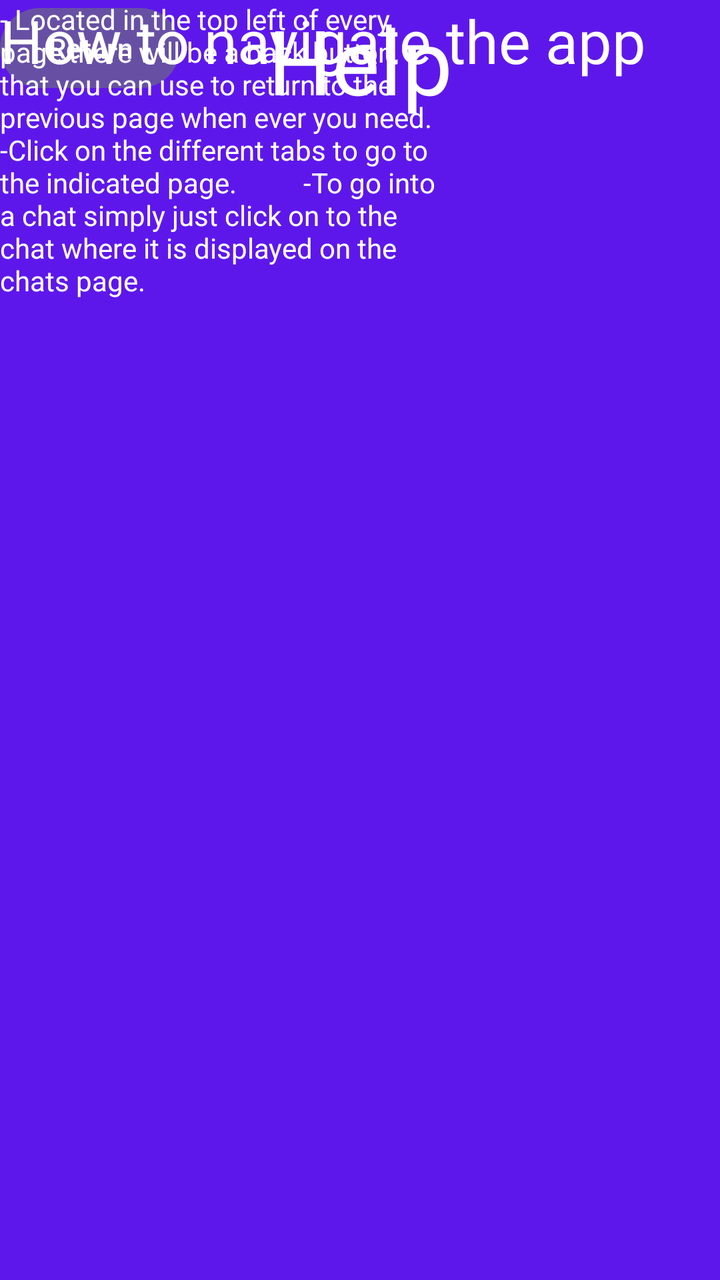
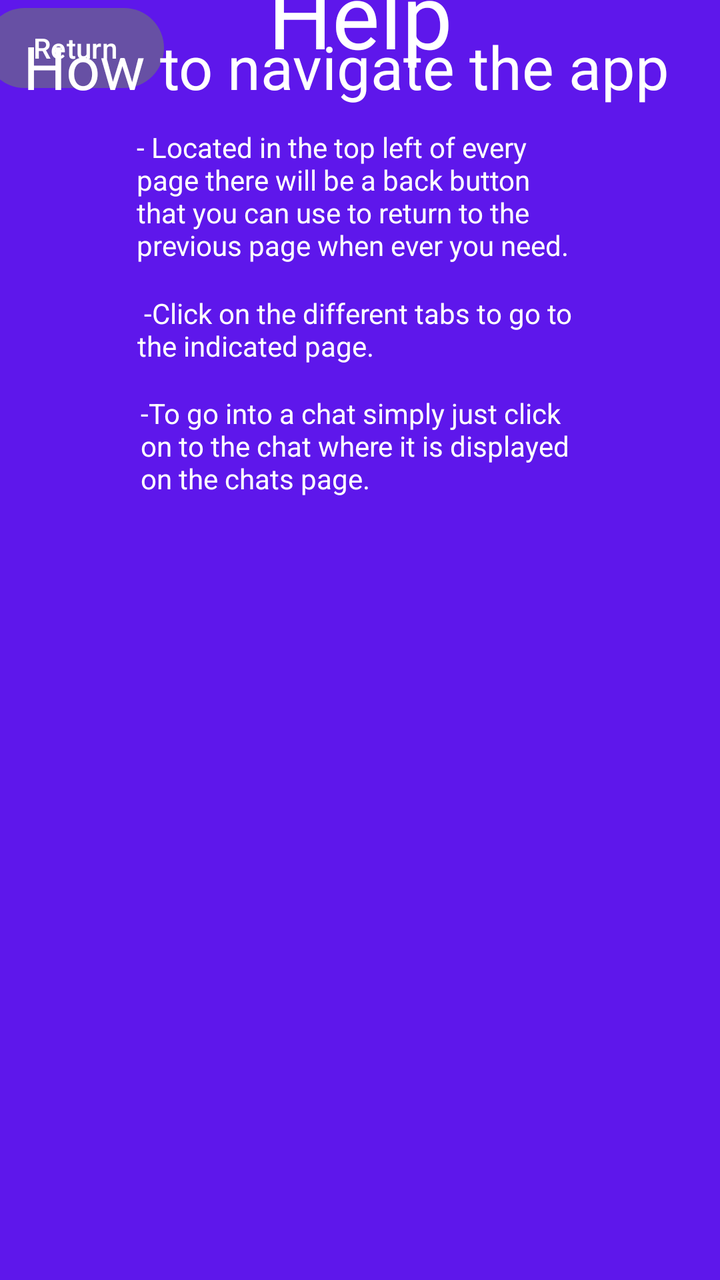

Two renders of the same Android screen: before a commit and after it. Below are the layout's source before the change and the commit's diff.
<!-- AndroidManifest.xml: application theme Theme.GeorgeAndIzzy -->
<!-- res/layout/activity_help.xml -->
<?xml version="1.0" encoding="utf-8"?>
<androidx.constraintlayout.widget.ConstraintLayout xmlns:android="http://schemas.android.com/apk/res/android"
    xmlns:app="http://schemas.android.com/apk/res-auto"
    xmlns:tools="http://schemas.android.com/tools"
    android:id="@+id/main"
    android:layout_width="match_parent"
    android:layout_height="match_parent"
    android:background="#5e17eb"
    tools:context=".Help">

    <TextView
        android:id="@+id/textView9"
        android:layout_width="wrap_content"
        android:layout_height="wrap_content"
        android:text="Help"
        android:textColor="@color/white"
        android:textSize="45dp"
        app:layout_constraintEnd_toEndOf="parent"
        app:layout_constraintHorizontal_bias="0.5"
        app:layout_constraintStart_toStartOf="parent"
        tools:layout_editor_absoluteY="31dp" />

    <Button
        android:id="@+id/buttonBack4"
        android:layout_width="wrap_content"
        android:layout_height="wrap_content"
        android:text="Return"
        tools:layout_editor_absoluteX="14dp"
        tools:layout_editor_absoluteY="18dp" />

    <TextView
        android:id="@+id/textView12"
        android:layout_width="339dp"
        android:layout_height="74dp"
        android:text="How to navigate the app"
        android:textColor="@color/white"
        android:textSize="30dp"
        tools:layout_editor_absoluteX="36dp"
        tools:layout_editor_absoluteY="133dp" />

    <TextView
        android:id="@+id/textView13"
        android:layout_width="221dp"
        android:layout_height="160dp"
        android:text="- Located in the top left of every page there will be a
back button that you can use to return to the previous page when ever you need.
                              -Click on the different tabs to go to the indicated page.
         -To go into a chat simply just click on to the chat where it is displayed on the
chats page."
        android:textColor="@color/white"
        tools:layout_editor_absoluteX="95dp"
        tools:layout_editor_absoluteY="207dp" />

</androidx.constraintlayout.widget.ConstraintLayout>
<!-- resources referenced by this layout -->
<resources>
  <color name="white">#FFFFFFFF</color>
  <style name="Theme.GeorgeAndIzzy" parent="Base.Theme.GeorgeAndIzzy" />
  <style name="Base.Theme.GeorgeAndIzzy" parent="Theme.Material3.DayNight.NoActionBar">
          
          
      </style>
</resources>

<!-- the commit's change to res/layout/activity_help.xml (unified diff, before → after) -->
@@ -15,40 +15,67 @@
         android:text="Help"
         android:textColor="@color/white"
         android:textSize="45dp"
+        app:layout_constraintBottom_toTopOf="@+id/textView12"
         app:layout_constraintEnd_toEndOf="parent"
         app:layout_constraintHorizontal_bias="0.5"
         app:layout_constraintStart_toStartOf="parent"
-        tools:layout_editor_absoluteY="31dp" />
+        app:layout_constraintTop_toTopOf="parent" />
 
     <Button
         android:id="@+id/buttonBack4"
         android:layout_width="wrap_content"
         android:layout_height="wrap_content"
+        android:layout_marginEnd="52dp"
         android:text="Return"
-        tools:layout_editor_absoluteX="14dp"
-        tools:layout_editor_absoluteY="18dp" />
+        app:layout_constraintEnd_toStartOf="@+id/textView9"
+        tools:layout_editor_absoluteY="16dp" />
 
     <TextView
         android:id="@+id/textView12"
-        android:layout_width="339dp"
-        android:layout_height="74dp"
+        android:layout_width="337dp"
+        android:layout_height="51dp"
         android:text="How to navigate the app"
         android:textColor="@color/white"
         android:textSize="30dp"
-        tools:layout_editor_absoluteX="36dp"
-        tools:layout_editor_absoluteY="133dp" />
+        app:layout_constraintBottom_toTopOf="@+id/textView13"
+        app:layout_constraintEnd_toEndOf="parent"
+        app:layout_constraintStart_toStartOf="parent" />
 
     <TextView
         android:id="@+id/textView13"
+        android:layout_width="224dp"
+        android:layout_height="71dp"
+        android:layout_marginBottom="12dp"
+        android:text="- Located in the top left of every page there will be a
+back button that you can use to return to the previous page when ever you need."
+        android:textColor="@color/white"
+        app:layout_constraintBottom_toTopOf="@+id/textView14"
+        app:layout_constraintEnd_toEndOf="parent"
+        app:layout_constraintHorizontal_bias="0.502"
+        app:layout_constraintStart_toStartOf="parent" />
+
+    <TextView
+        android:id="@+id/textView14"
+        android:layout_width="223dp"
+        android:layout_height="38dp"
+        android:layout_marginBottom="12dp"
+        android:text=" -Click on the different tabs to go to the indicated page."
+        android:textColor="@color/white"
+        app:layout_constraintBottom_toTopOf="@+id/textView15"
+        app:layout_constraintEnd_toEndOf="parent"
+        app:layout_constraintStart_toStartOf="parent" />
+
+    <TextView
+        android:id="@+id/textView15"
         android:layout_width="221dp"
-        android:layout_height="160dp"
-        android:text="- Located in the top left of every page there will be a
-back button that you can use to return to the previous page when ever you need.
-                              -Click on the different tabs to go to the indicated page.
-         -To go into a chat simply just click on to the chat where it is displayed on the
+        android:layout_height="51dp"
+        android:layout_marginBottom="392dp"
+        android:text="-To go into a chat simply just click on to the chat where it is displayed on the
 chats page."
         android:textColor="@color/white"
-        tools:layout_editor_absoluteX="95dp"
-        tools:layout_editor_absoluteY="207dp" />
+        app:layout_constraintBottom_toBottomOf="parent"
+        app:layout_constraintEnd_toEndOf="parent"
+        app:layout_constraintHorizontal_bias="0.505"
+        app:layout_constraintStart_toStartOf="parent" />
 
 </androidx.constraintlayout.widget.ConstraintLayout>
